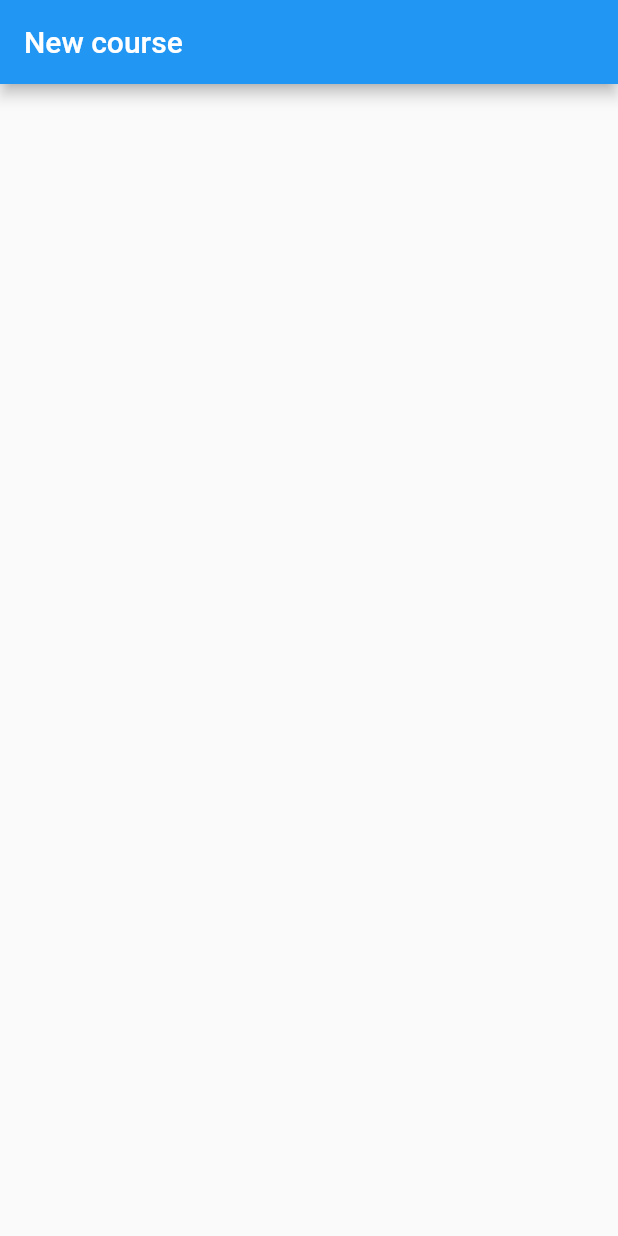
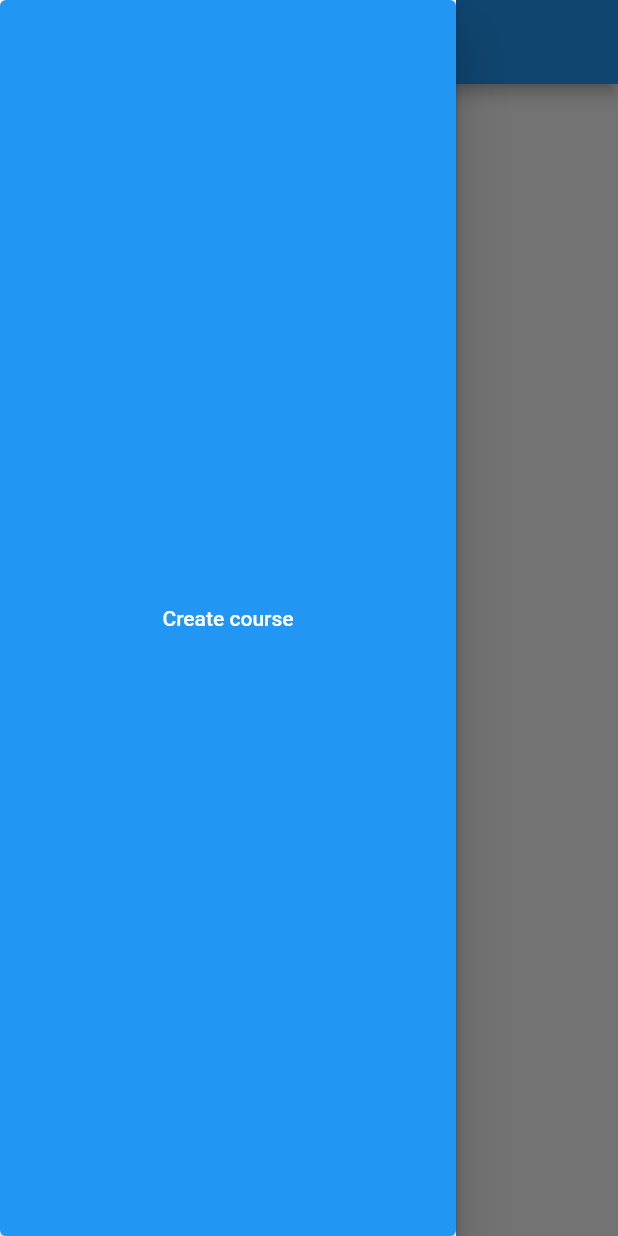
Before and after one commit to Voklen/Polybility, a Flutter app: the screen it shows after launch, with the side drawer open (before the commit the screen has no drawer), on a phone screen of 412 x 824 dp. Run offline on Flutter 3.47's test engine with Material 2 defaults, Android fonts, the phone set to English and light mode, and no system bars; missing offline and left inert: toml.

Commit message:
Add drawer to create course

```diff
--- a/lib/screens/lesson_selection.dart
+++ b/lib/screens/lesson_selection.dart
@@ -1,5 +1,6 @@
 import 'package:flutter/material.dart';
 import 'package:polybility/course_structure.dart';
+import 'package:polybility/screens/edit_course.dart';
 import 'package:polybility/screens/play_lesson.dart';
 
 class LessonSelection extends StatelessWidget {
@@ -16,6 +17,11 @@ class LessonSelection extends StatelessWidget {
         return Scaffold(
           appBar: AppBar(
             title: Text(course.getName()),
+          ),
+          drawer: Drawer(
+            child: ElevatedButton(
+                onPressed: () => _toCourseCreation(context),
+                child: const Text('Create course')),
           ),
           body: Center(
             child: Column(
@@ -40,6 +46,17 @@ class LessonSelection extends StatelessWidget {
 
   Future<Course> _readCourse() async {
     return Course.fromFile('course');
+  }
+
+  _toCourseCreation(BuildContext context) {
+    Navigator.push(
+      context,
+      MaterialPageRoute(
+        builder: (context) {
+          return EditCourse(course: Course.createNew());
+        },
+      ),
+    );
   }
 }
 
```
